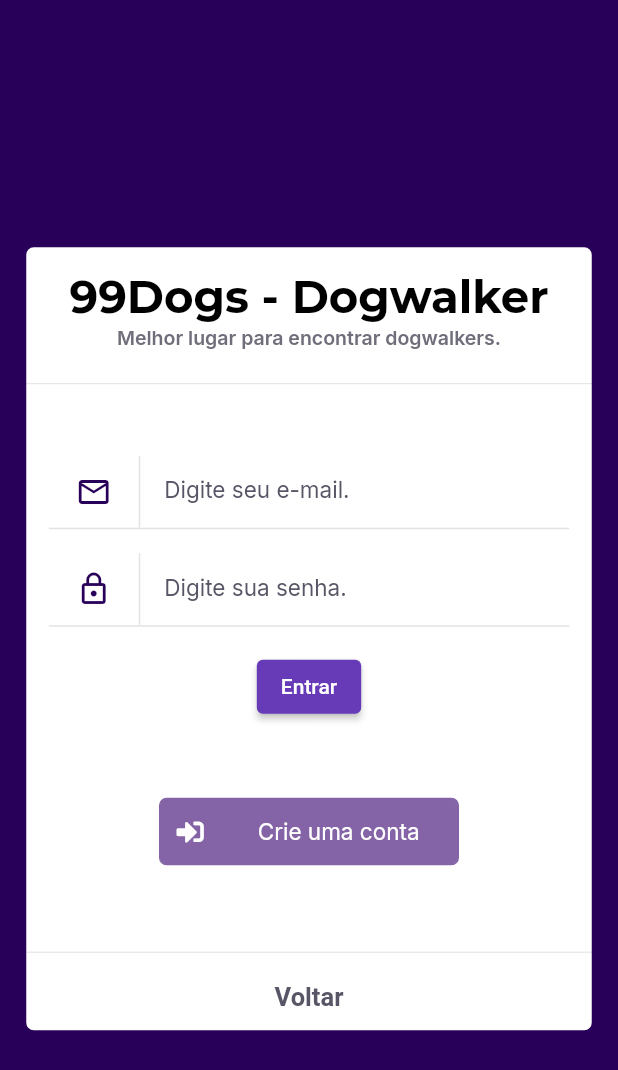
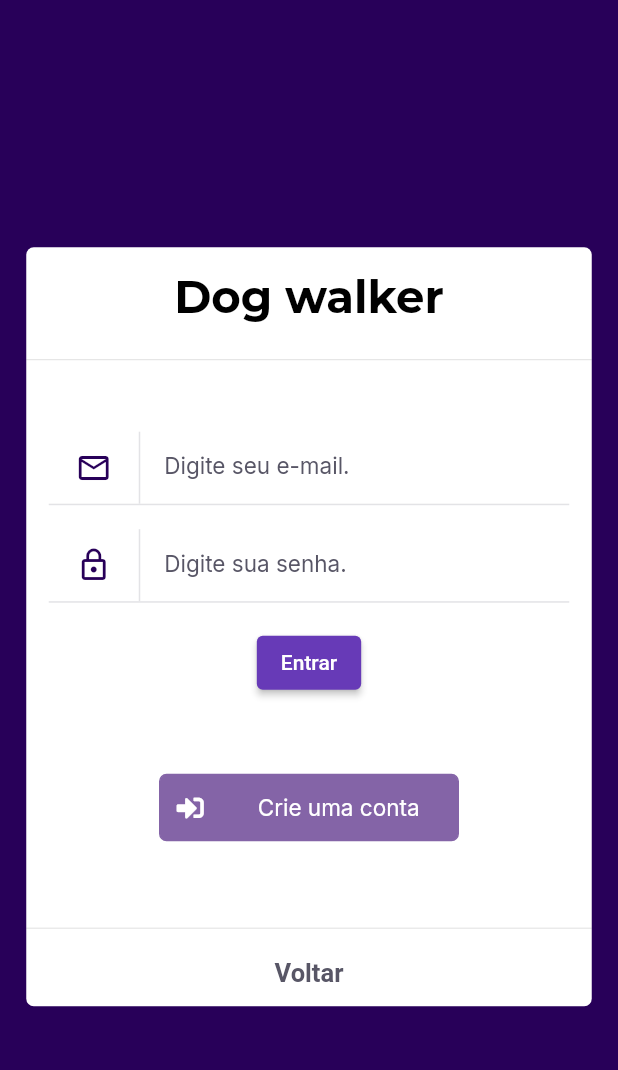
Before and after one commit to 99dogs/mobile-dogwalker, a Flutter app: the RegisterPage screen opened by its route, after a tap on "Voltar", on a phone screen of 412 x 824 dp. Shown: the top 1070 px of the screen. Run offline on Flutter 3.47's test engine with Material 2 defaults, Android fonts, the phone set to English and light mode, and no system bars; our stand-ins replace cool_alert, dio, firebase_core, flutter_dotenv, flutter_masked_text2, font_awesome_flutter and 8 more; missing offline and left inert: animated_card, flutter_barcode_scanner, multiselect_formfield; accounts and stored records are empty; network calls fail.

Commit message:
ajustes finais

```diff
--- a/lib/modules/home/home_page.dart
+++ b/lib/modules/home/home_page.dart
@@ -57,7 +57,6 @@ class _HomePageState extends State<HomePage> {
 
   @override
   Widget build(BuildContext context) {
-    buscarSaldo();
     return WillPopScope(
       onWillPop: () async => false,
       child: Scaffold(
--- a/lib/modules/login/login_page.dart
+++ b/lib/modules/login/login_page.dart
@@ -56,12 +56,8 @@ class _LoginPageState extends State<LoginPage> {
                       child: Column(
                         children: [
                           Text(
-                            "99Dogs - Dogwalker",
+                            "Dog walker",
                             style: TextStyles.titleLogo,
-                          ),
-                          Text(
-                            "Melhor lugar para encontrar dogwalkers.",
-                            style: TextStyles.captionBoldBody,
                           ),
                         ],
                       ),
--- a/lib/modules/register/register_controller.dart
+++ b/lib/modules/register/register_controller.dart
@@ -25,7 +25,7 @@ class RegisterController {
       nome: nome,
       email: email,
       senha: senha,
-      tipo: "tutor",
+      tipo: "dogwalker",
     );
   }
 
--- a/lib/modules/register/register_page.dart
+++ b/lib/modules/register/register_page.dart
@@ -57,12 +57,8 @@ class _RegisterPageState extends State<RegisterPage> {
                       child: Column(
                         children: [
                           Text(
-                            "99Dogs",
+                            "Cadastre-se",
                             style: TextStyles.titleLogo,
-                          ),
-                          Text(
-                            "Melhor lugar para encontrar dogwalkers.",
-                            style: TextStyles.captionBoldBody,
                           ),
                         ],
                       ),
--- a/lib/modules/signin/signin_page.dart
+++ b/lib/modules/signin/signin_page.dart
@@ -56,7 +56,7 @@ class _SignInPageState extends State<SignInPage> {
                       child: Column(
                         children: [
                           Text(
-                            "99Dogs - Dogwalker",
+                            "99Dogs",
                             style: TextStyles.titleLogo,
                           ),
                           Text(
```
